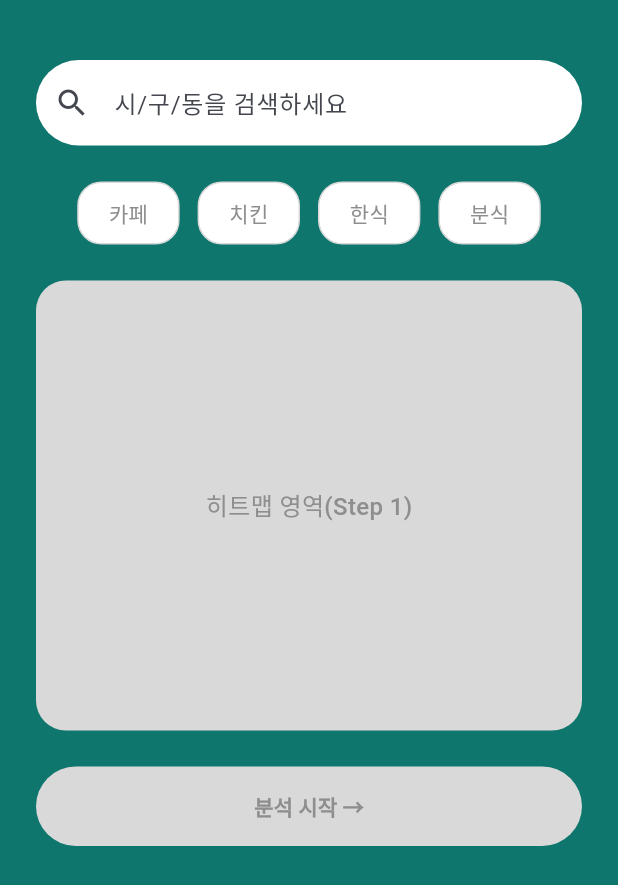
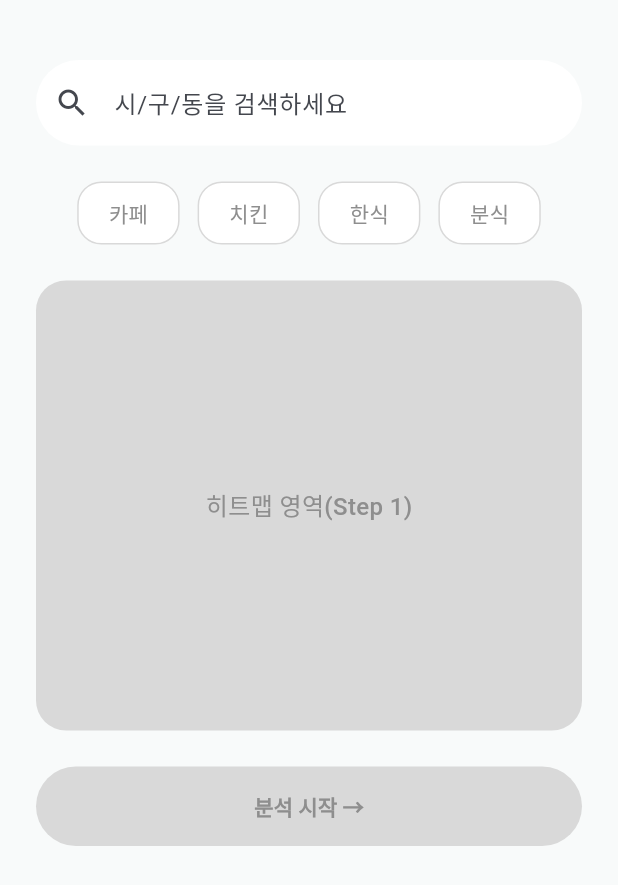
Before and after one commit to sagming40/surbi_web, a Flutter app: the Step1RegionPage screen opened by its route, on a phone screen of 412 x 824 dp. Shown: the top 885 px of the screen. Run offline on Flutter 3.47's test engine with Material 3 defaults, Android fonts, the phone set to English and light mode, and no system bars; our stand-ins replace flutter_riverpod, go_router.

Commit message:
theme: 브랜드 컬러 최종 확정 (은백색 배경 + 네이비 강조)
## 개요
정기회의(2026-07-06)에서 A안(딥틸+번트시에나), B안(네이비+골드)을
비교 검토한 결과, 팀원 피드백 "깔끔한 게 낫다"를 반영하여
은백색 배경 + 네이비 강조 조합으로 최종 결정.

## 변경 내용
- lib/app/theme.dart:
  - primary: 딥틸(#0F766E) → 은백색(#F8FAFA)
  - accent: 번트시에나(#A0522D) → 네이비(#1E3A5F)
  - success, placeholderGray, textGray, SHAP 예약색은 기존과 동일 유지

## 의사결정 과정
- A안(딥틸+앰버) 최초 제안 → 배경 밋밋함 피드백 → 앰버가 원색적으로
  보여 번트시에나로 재조정
- B안(네이비+골드) 대안 제시 → 저채도 골드 근거(JCR 2025 논문) 확보
- 정기회의에서 A/B안 비교 후, 실용성과 가독성을 우선한 은백색+네이비
  조합으로 최종 결정
- 상세 근거: Surbi 브랜드 컬러 결정 근거(A안/B안).md (Notion)

## 참고
- lib/views/step1_region_page.dart 등 화면/로직 코드는 변경 없음
  (theme.dart 색상값만 교체하여 반영, SurbiColors 참조 구조 덕분에
  화면 코드 수정 불필요)

```diff
--- a/lib/app/theme.dart
+++ b/lib/app/theme.dart
@@ -2,14 +2,14 @@
 
 class SurbiColors {
   // ── 메인 컬러 (Primary) ──────────────────
-  static const Color primary = Color(0xFF0F766E); // 딥 틸 — 신뢰, 메인 브랜드
-  static const Color primaryLight = Color(0xFFCCFBF1); // 연한 틸 — 배경, 검색창
+  static const Color primary = Color(0xFFF8FAFA); // 은백색 — 배경 (최종 확정)
+  static const Color primaryLight = Color(0xFFCCFBF1); // 연한 틸 (미사용)
 
   // ── 성공/완료 컬러 (Success) ──────────────
   static const Color success = Color(0xFF16A34A); // 그라스 그린 — 완료 배지, 체크리스트
 
   // ── 강조 컬러 (Accent) ────────────────────
-  static const Color accent = Color(0xFFA0522D); // 번트 시에나 — 핵심 CTA 버튼, 점수 강조
+  static const Color accent = Color(0xFF1E3A5F); // 네이비 — 선택됨/CTA (최종 확정)
 
   // ── 중립 컬러 (Neutral) ────────────────────
   static const Color placeholderGray = Color(0xFFD9D9D9); // 히트맵 placeholder 등
```
